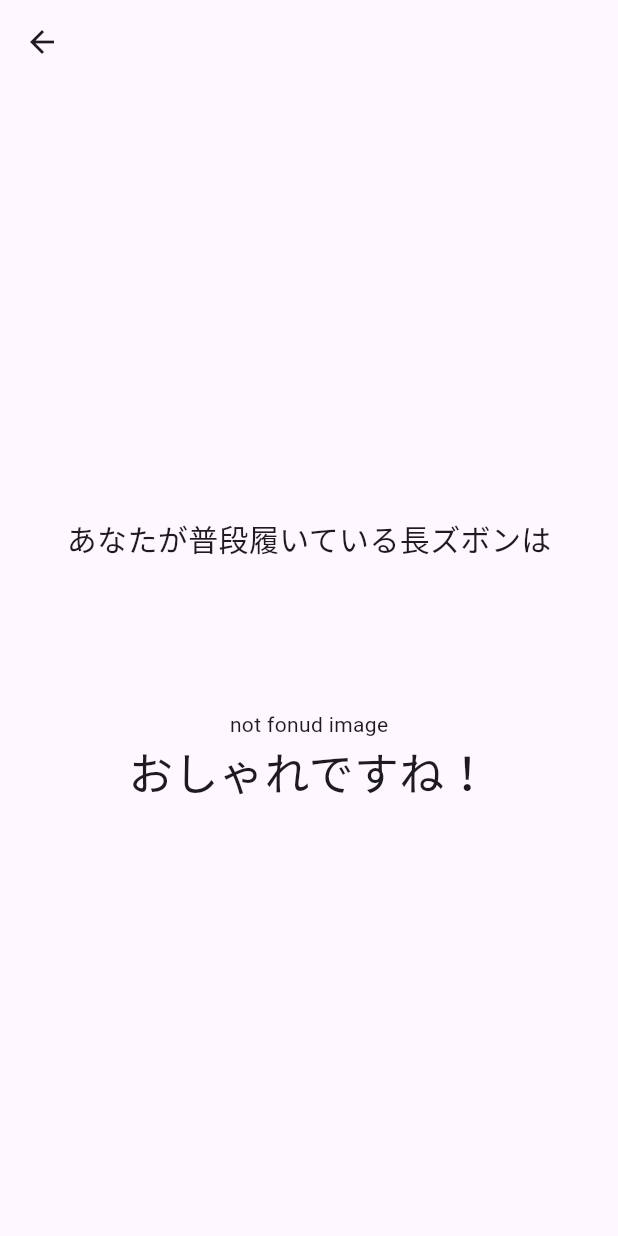
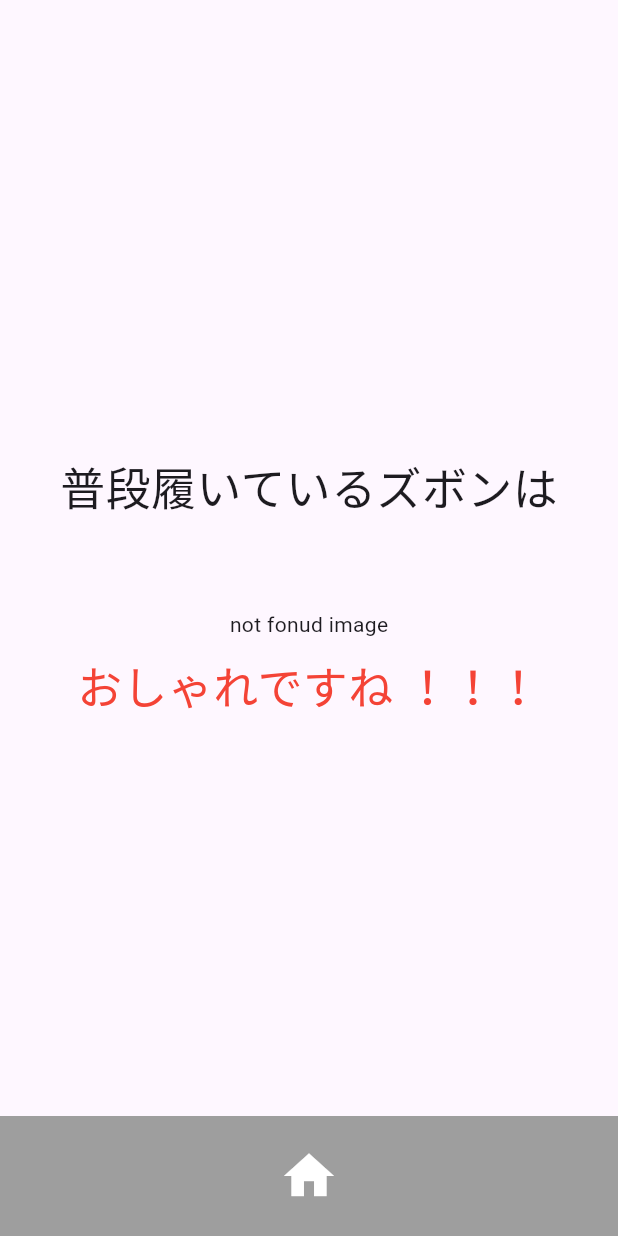
Before and after one commit to kou-nagamine/select, a Flutter app: the Resultpage screen opened directly with empty values, on a phone screen of 412 x 824 dp. Run offline on Flutter 3.47's test engine with Material 3 defaults, Android fonts, the phone set to English and light mode, and no system bars; our stand-ins replace flutter_svg.

Commit message:
image correction

```diff
--- a/lib/views/questions.dart
+++ b/lib/views/questions.dart
@@ -1,5 +1,4 @@
 import 'package:flutter/material.dart';
-import 'package:select/views/resultpage.dart';
 import '../models/pants.dart';
 import '../views/result.dart';
 import '../components/page.dart';
--- a/lib/views/resultpage.dart
+++ b/lib/views/resultpage.dart
@@ -1,4 +1,5 @@
 import 'package:flutter/material.dart';
+import 'package:select/views/startpage.dart';
 import '../models/pants.dart';
 import 'package:flutter_svg/flutter_svg.dart';
 
@@ -44,20 +45,46 @@ class Resultpage extends StatelessWidget {
         pnatsimage = Text("not fonud image");
     }
     return Scaffold(
-      appBar: AppBar(
-        title: Text(""),
-      ),
       body: Center(
         child: Column(
           mainAxisAlignment: MainAxisAlignment.center,
           children: [
-            Text("あなたが普段履いている長ズボンは",style: TextStyle(fontSize: 20),),
-            SizedBox(height: 100),
+            SizedBox(height: 40),
+            Text("普段履いているズボンは",style: TextStyle(fontSize: 30),),
+            SizedBox(height: 60),
             pnatsimage,
-            Text("おしゃれですね！",style: TextStyle(fontSize: 30),)
+            SizedBox(height: 10),
+            const Text("おしゃれですね ！！！",
+              style:TextStyle(
+                fontSize: 30,
+                color: Colors.red,
+              ),
+            ),
           ],
         )
       ),
+      bottomNavigationBar: BottomAppBar(
+        color:Colors.grey,
+        child: Row(
+          mainAxisSize: MainAxisSize.max,
+          mainAxisAlignment: MainAxisAlignment.center,
+          children: <Widget>[
+            IconButton(
+                  icon: const Icon(
+                    Icons.home,
+                    color: Colors.white,
+                    size:40
+                  ),
+                  onPressed: () {
+                     Navigator.push(
+                  context,
+                  MaterialPageRoute(builder: (context) => StartPage())
+                );
+                  },
+            )
+          ]
+        ),
+      )
     );
   }
 }
```
